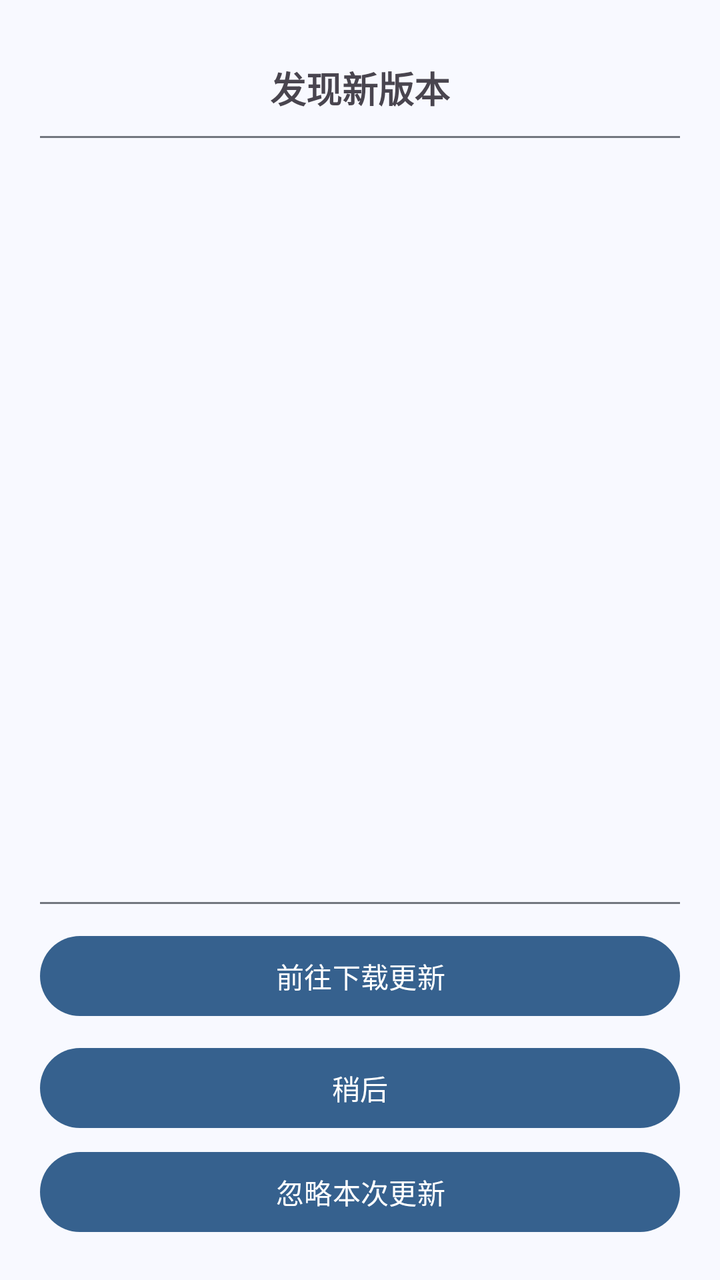
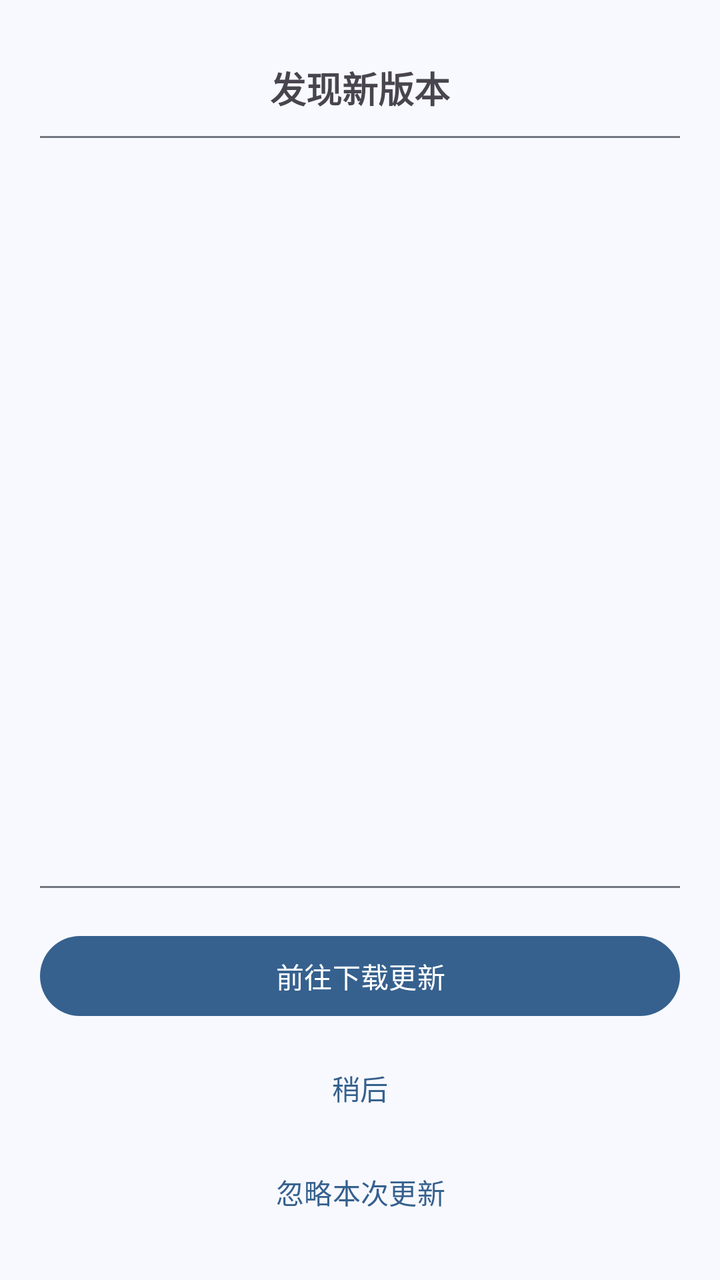

Compare the two renders of this Android layout. The source of the first and the diff that turns it into the second are given below.
<!-- AndroidManifest.xml: application theme AppTheme -->
<!-- res/layout/dialog_update.xml -->
<?xml version="1.0" encoding="utf-8"?>
<LinearLayout xmlns:android="http://schemas.android.com/apk/res/android"
    android:layout_height="wrap_content"
    android:layout_width="match_parent"
    android:orientation="vertical"
    android:padding="20dp">

    <TextView
        android:layout_height="48dp"
        android:layout_width="match_parent"
        android:gravity="center"
        android:textSize="18sp"
        android:textStyle="bold"
        android:id="@+id/dialog_title"
        android:text="发现新版本" />

    <View
        android:layout_height="1dp"
        android:layout_width="match_parent"
        android:background="?attr/colorOutline" />

    <ScrollView
        android:layout_height="0dp"
        android:layout_width="match_parent"
        android:layout_weight="1"
        android:layout_marginTop="12dp"
        android:layout_marginBottom="12dp"
        android:maxHeight="400dp">

        <TextView
            android:id="@+id/dialog_body"
            android:layout_height="wrap_content"
            android:layout_width="match_parent"
            android:textSize="14sp"
            android:lineSpacingExtra="4dp"
            android:textColor="?attr/colorOnSurface" />

    </ScrollView>

    <View
        android:layout_height="1dp"
        android:layout_width="match_parent"
        android:background="?attr/colorOutline" />

    <LinearLayout
        android:layout_height="wrap_content"
        android:layout_width="match_parent"
        android:orientation="vertical"
        android:layout_marginTop="12dp">

        <com.google.android.material.button.MaterialButton
            android:id="@+id/btn_download"
            android:layout_height="48dp"
            android:layout_width="match_parent"
            android:text="前往下载更新" />

        <com.google.android.material.button.MaterialButton
            android:id="@+id/btn_later"
            android:layout_height="48dp"
            android:layout_width="match_parent"
            android:layout_marginTop="8dp"
            android:text="稍后" />

        <com.google.android.material.button.MaterialButton
            android:id="@+id/btn_ignore"
            android:layout_height="48dp"
            android:layout_width="match_parent"
            android:layout_marginTop="4dp"
            android:text="忽略本次更新" />

    </LinearLayout>

</LinearLayout>
<!-- resources referenced by this layout -->
<resources>
  <color name="md_theme_primary">#36618E</color>
  <color name="md_theme_onPrimary">#FFFFFF</color>
  <color name="md_theme_primaryContainer">#D1E4FF</color>
  <color name="md_theme_onPrimaryContainer">#1A4975</color>
  <color name="md_theme_secondary">#535F70</color>
  <color name="md_theme_onSecondary">#FFFFFF</color>
  <color name="md_theme_secondaryContainer">#D7E3F8</color>
  <color name="md_theme_onSecondaryContainer">#3B4858</color>
  <color name="md_theme_tertiary">#6B5778</color>
  <color name="md_theme_onTertiary">#FFFFFF</color>
  <color name="md_theme_tertiaryContainer">#F3DAFF</color>
  <color name="md_theme_onTertiaryContainer">#523F5F</color>
  <color name="md_theme_error">#BA1A1A</color>
  <color name="md_theme_onError">#FFFFFF</color>
  <color name="md_theme_errorContainer">#FFDAD6</color>
  <color name="md_theme_onErrorContainer">#93000A</color>
  <color name="md_theme_background">#F8F9FF</color>
  <color name="md_theme_onBackground">#191C20</color>
  <color name="md_theme_surface">#F8F9FF</color>
  <color name="md_theme_onSurface">#191C20</color>
  <color name="md_theme_surfaceVariant">#DFE2EB</color>
  <color name="md_theme_onSurfaceVariant">#43474E</color>
  <color name="md_theme_outline">#73777F</color>
  <color name="md_theme_outlineVariant">#C3C6CF</color>
  <color name="md_theme_inverseSurface">#2E3135</color>
  <color name="md_theme_inverseOnSurface">#EFF0F7</color>
  <color name="md_theme_inversePrimary">#A0CAFD</color>
  <color name="md_theme_primaryFixed">#D1E4FF</color>
  <color name="md_theme_onPrimaryFixed">#001D36</color>
  <color name="md_theme_primaryFixedDim">#A0CAFD</color>
  <color name="md_theme_onPrimaryFixedVariant">#1A4975</color>
  <color name="md_theme_secondaryFixed">#D7E3F8</color>
  <color name="md_theme_onSecondaryFixed">#101C2B</color>
  <color name="md_theme_secondaryFixedDim">#BBC7DB</color>
  <color name="md_theme_onSecondaryFixedVariant">#3B4858</color>
  <color name="md_theme_tertiaryFixed">#F3DAFF</color>
  <color name="md_theme_onTertiaryFixed">#251431</color>
  <color name="md_theme_tertiaryFixedDim">#D7BEE4</color>
  <color name="md_theme_onTertiaryFixedVariant">#523F5F</color>
  <color name="md_theme_surfaceDim">#D8DAE0</color>
  <color name="md_theme_surfaceBright">#F8F9FF</color>
  <color name="md_theme_surfaceContainerLowest">#FFFFFF</color>
  <color name="md_theme_surfaceContainerLow">#F2F3FA</color>
  <color name="md_theme_surfaceContainer">#ECEEF4</color>
  <color name="md_theme_surfaceContainerHigh">#E6E8EE</color>
  <color name="md_theme_surfaceContainerHighest">#E1E2E8</color>
  <!-- unchanged entries left out for length: 1 -->
</resources>

<!-- the commit's change to res/layout/dialog_update.xml (unified diff, before → after) -->
@@ -49,9 +49,17 @@
         android:layout_marginTop="12dp">
 
         <com.google.android.material.button.MaterialButton
+            android:id="@+id/btn_direct_link"
+            android:layout_height="48dp"
+            android:layout_width="match_parent"
+            android:text="直链下载"
+            android:visibility="gone" />
+
+        <com.google.android.material.button.MaterialButton
             android:id="@+id/btn_download"
             android:layout_height="48dp"
             android:layout_width="match_parent"
+            android:layout_marginTop="8dp"
             android:text="前往下载更新" />
 
         <com.google.android.material.button.MaterialButton
@@ -59,6 +67,8 @@
             android:layout_height="48dp"
             android:layout_width="match_parent"
             android:layout_marginTop="8dp"
+            android:backgroundTint="@android:color/transparent"
+            android:textColor="?attr/colorPrimary"
             android:text="稍后" />
 
         <com.google.android.material.button.MaterialButton
@@ -66,6 +76,8 @@
             android:layout_height="48dp"
             android:layout_width="match_parent"
             android:layout_marginTop="4dp"
+            android:backgroundTint="@android:color/transparent"
+            android:textColor="?attr/colorPrimary"
             android:text="忽略本次更新" />
 
     </LinearLayout>
